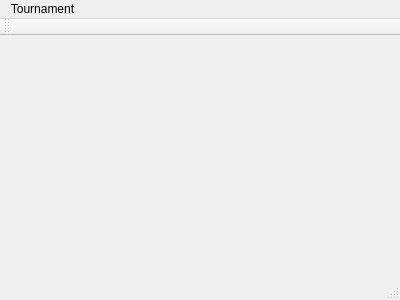
Above: mainwindow.ui from jaresh/TimeAtack before the change. Below: the same form after it.
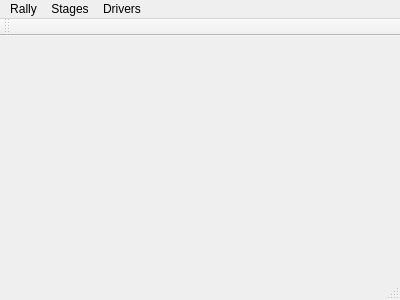
That is the form after the change.

Commit message: Code refactor. Create drivers and tracks edition windows. Add drivers database handle.

```diff
--- a/mainwindow.ui
+++ b/mainwindow.ui
@@ -31,14 +31,28 @@
    </property>
    <widget class="QMenu" name="menuNew_tournament">
     <property name="title">
-     <string>Tournament</string>
+     <string>Rally</string>
     </property>
     <addaction name="actionNew"/>
     <addaction name="actionLoad"/>
     <addaction name="separator"/>
     <addaction name="actionExit"/>
    </widget>
+   <widget class="QMenu" name="menuTracks">
+    <property name="title">
+     <string>Stages</string>
+    </property>
+    <addaction name="actionEdit"/>
+   </widget>
+   <widget class="QMenu" name="menuDrivers">
+    <property name="title">
+     <string>Drivers</string>
+    </property>
+    <addaction name="actionEdit_2"/>
+   </widget>
    <addaction name="menuNew_tournament"/>
+   <addaction name="menuTracks"/>
+   <addaction name="menuDrivers"/>
   </widget>
   <widget class="QToolBar" name="mainToolBar">
    <attribute name="toolBarArea">
```
Left out of the diff: 10 changed lines with no effect on the pictures. The commit also changes 20 other files.
